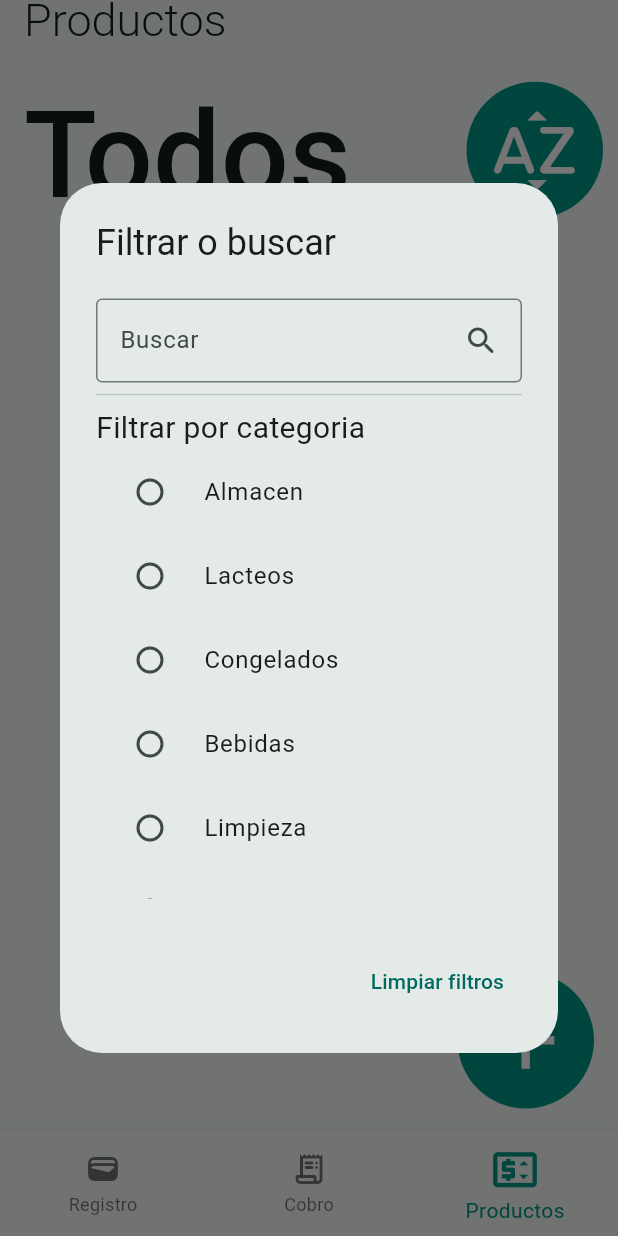
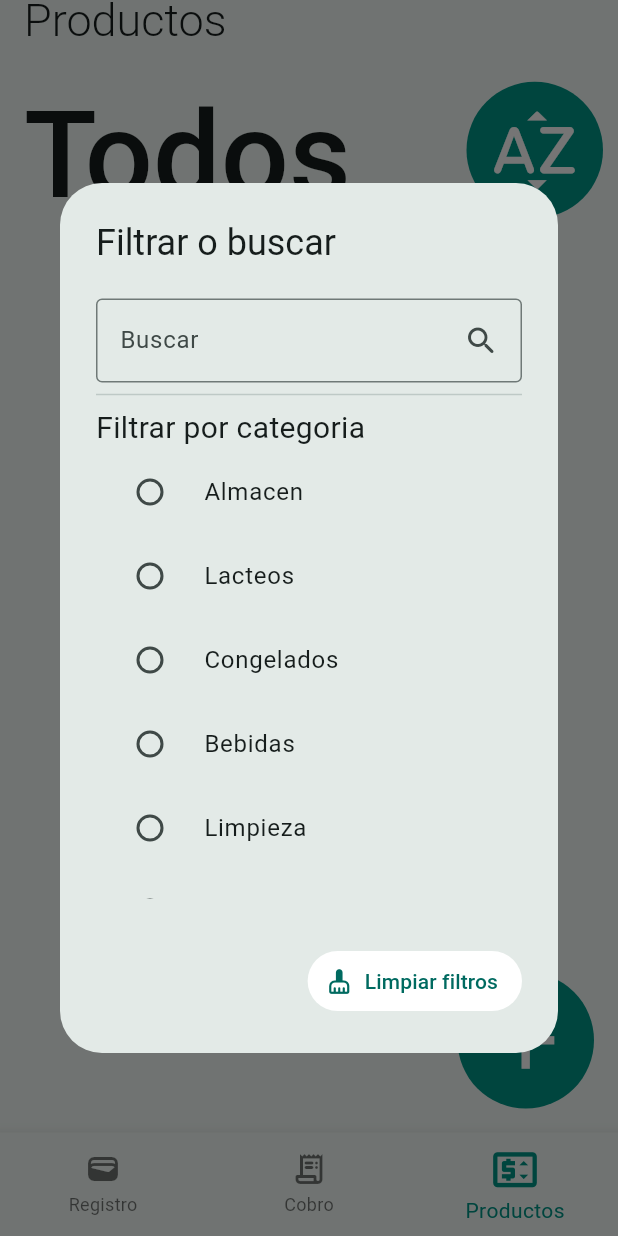
Before and after one commit to SrGnico/cobros_app, a Flutter app: the screen it shows after launch, item 3 of the bottom bar chosen, after a tap on the "sort by alpha" icon, on a phone screen of 412 x 824 dp. Run offline on Flutter 3.47's test engine with Material 2 defaults, Android fonts, the phone set to English and light mode, and no system bars; our stand-ins replace go_router, sqflite; missing offline and left inert: simple_barcode_scanner; accounts and stored records are empty.

Commit message:
TextButton.icon

```diff
--- a/lib/screens/product_screen.dart
+++ b/lib/screens/product_screen.dart
@@ -161,7 +161,8 @@ class _ProductScreenState extends State<ProductScreen> {
                     ),
                   ),
                   actions: <Widget>[
-                    TextButton(
+                    TextButton.icon(
+                      icon: const Icon(Icons.cleaning_services_rounded),
                       onPressed: (){
                         setState(() {
                           _search.text = '';
@@ -170,7 +171,8 @@ class _ProductScreenState extends State<ProductScreen> {
                           context.pop();
                         });
                       },
-                      child: const Text('Limpiar filtros'),
+                      label: const Text('Limpiar filtros'),
+                      style: IconButton.styleFrom(backgroundColor: Colors.white),
                     ),
 
                   ],
```
